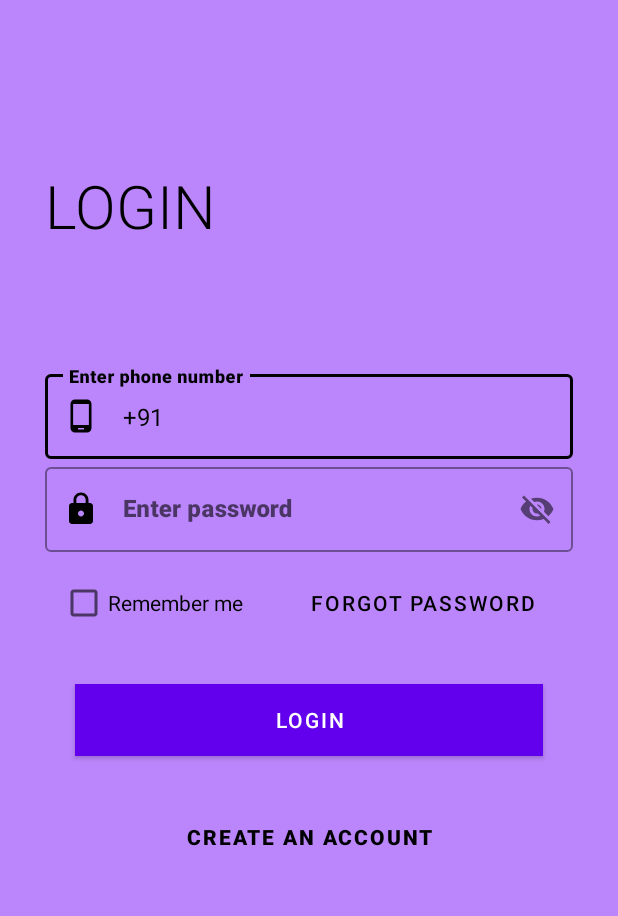
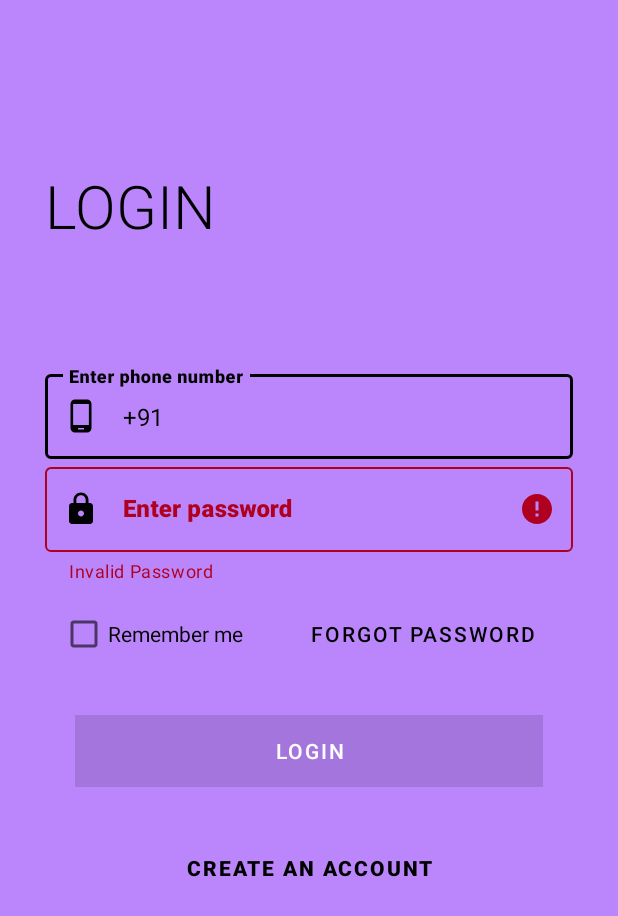
Before and after one commit to MeghaHV/Login_Screen, an Android app: the screen it shows after launch (MainActivity), after a tap on an icon or button, on a phone screen of 412 x 824 dp. Shown: the top 916 px of the screen. Run offline under Robolectric (Android 15) with nearby library versions, the phone set to English and light mode, and no system bars.

Commit message:
add listeners

```diff
--- a/app/build.gradle
+++ b/app/build.gradle
@@ -15,6 +15,7 @@ android {
 
         testInstrumentationRunner "androidx.test.runner.AndroidJUnitRunner"
     }
+
 
     buildTypes {
         release {
--- a/app/src/main/java/com/meghahv/sampleproject/MainActivity.kt
+++ b/app/src/main/java/com/meghahv/sampleproject/MainActivity.kt
@@ -3,22 +3,103 @@ package com.meghahv.sampleproject
 import android.content.Intent
 import androidx.appcompat.app.AppCompatActivity
 import android.os.Bundle
+import android.text.Editable
+import android.text.TextWatcher
+import android.util.Log
 import android.view.View
+import android.widget.Toast
+import com.google.android.material.button.MaterialButton
+import com.google.android.material.textfield.TextInputEditText
+import com.google.android.material.textfield.TextInputLayout
+import java.util.regex.Matcher
+import java.util.regex.Pattern
 
 class MainActivity : AppCompatActivity() {
+
     override fun onCreate(savedInstanceState: Bundle?) {
         super.onCreate(savedInstanceState)
         setContentView(R.layout.activity_main)
-        //test run
 
+        val login_button = findViewById<MaterialButton>(R.id.login_button)
+        val password = findViewById<TextInputEditText>(R.id.login_password)
+        val passwordLayout = findViewById<TextInputLayout>(R.id.layout_password)
+        val phoneNumber = findViewById<TextInputEditText>(R.id.login_phone_number)
+        val phoneNumberLayout = findViewById<TextInputLayout>(R.id.layout_phone_number)
+
+        phoneNumber.addTextChangedListener(object:TextWatcher{
+            override fun beforeTextChanged(p0: CharSequence?, p1: Int, p2: Int, p3: Int) {
+            }
+            override fun onTextChanged(p0: CharSequence?, p1: Int, p2: Int, p3: Int) {
+            }
+            override fun afterTextChanged(p0: Editable?) {
+
+                if(phoneValidate(phoneNumber.text.toString())) {
+                    phoneNumberLayout.error = null
+                }
+                else{
+                    phoneNumberLayout.error = "Invalid phone number"
+                }
+            }
+        })
+
+        password.addTextChangedListener(object:TextWatcher{
+            override fun beforeTextChanged(p0: CharSequence?, p1: Int, p2: Int, p3: Int) {
+            }
+            override fun onTextChanged(p0: CharSequence?, p1: Int, p2: Int, p3: Int) {
+            }
+            override fun afterTextChanged(p0: Editable?) {
+
+                if(passwordValidate(password.text.toString())) {
+                    passwordLayout.error = null
+                }
+                else{
+                    passwordLayout.error = "Invalid Password"
+                }
+            }
+        })
+
+        login_button.addTextChangedListener(object:TextWatcher {
+            override fun beforeTextChanged(p0: CharSequence?, p1: Int, p2: Int, p3: Int) {
+            }
+
+            override fun onTextChanged(p0: CharSequence?, p1: Int, p2: Int, p3: Int) {
+            }
+
+            override fun afterTextChanged(p0: Editable?) {
+                if (phoneValidate(phoneNumber.text.toString()) && passwordValidate(password.text.toString())) {
+                    login_button.isEnabled = true
+                }
+            }
+        })
+
+        login_button.setOnClickListener(object : View.OnClickListener {
+            override fun onClick(p0: View?) {
+                if(phoneValidate(phoneNumber.text.toString()) && passwordValidate(password.text.toString()) ){
+                    login_button.isEnabled = true
+                    startActivity(Intent(this@MainActivity,LoginScreen::class.java))
+                }
+                else{
+                    Toast.makeText(applicationContext,"Please don't leave any fields empty", Toast.LENGTH_LONG).show()
+                }
+            }
+        })
     }
-    fun callLoginScreen(view: View) {
-        startActivity(Intent(this@MainActivity,LoginScreen::class.java))
 
+    private fun phoneValidate(text: String?): Boolean{
+        val p : Pattern = Pattern.compile("[6-9][0-9]{9}")
+        val m : Matcher = p.matcher(text)
+        return m.matches()
     }
+    private fun passwordValidate(text: String?): Boolean{
+        return text!!.length>7
+    }
+
+//    fun callLoginScreen(view: View) {
+//        startActivity(Intent(this@MainActivity,LoginScreen::class.java))
+//
+//    }
 
     fun UserInfoPage1(view: View) {
         startActivity(Intent(this@MainActivity,UserInfoPage1::class.java))
-
     }
 }
--- a/app/src/main/res/layout/activity_main.xml
+++ b/app/src/main/res/layout/activity_main.xml
@@ -33,6 +33,7 @@
 
 
             <com.google.android.material.textfield.TextInputLayout
+                android:id="@+id/layout_phone_number"
                 android:layout_width="match_parent"
                 android:layout_height="wrap_content"
                 style="@style/Widget.MaterialComponents.TextInputLayout.OutlinedBox"
@@ -48,6 +49,7 @@
                 app:endIconTint="@color/black">
 
                 <com.google.android.material.textfield.TextInputEditText
+                    android:id="@+id/login_phone_number"
                     android:layout_width="match_parent"
                     android:layout_height="match_parent"
                     android:fontFamily="sans-serif-black"
@@ -57,6 +59,7 @@
             </com.google.android.material.textfield.TextInputLayout>
 
             <com.google.android.material.textfield.TextInputLayout
+                android:id="@+id/layout_password"
                 android:layout_width="match_parent"
                 android:layout_height="wrap_content"
                 style="@style/Widget.MaterialComponents.TextInputLayout.OutlinedBox"
@@ -71,6 +74,7 @@
 
 
                 <com.google.android.material.textfield.TextInputEditText
+                    android:id="@+id/login_password"
                     android:layout_width="match_parent"
                     android:layout_height="match_parent"
                     android:fontFamily="sans-serif-black"
@@ -114,7 +118,8 @@
                 android:text="@string/login_button"
                 android:onClick="callLoginScreen"
                 android:textColor="@color/white"
-                android:layout_margin="20dp"/>
+                android:layout_margin="20dp"
+                android:enabled="false"/>
 
             <com.google.android.material.button.MaterialButton
                 android:id="@+id/create_an_account"
--- a/app/src/main/res/values/strings.xml
+++ b/app/src/main/res/values/strings.xml
@@ -12,7 +12,7 @@
     <string name="enter_email">Enter a valid e-mail</string>
     <string name="enter_phone_number">Enter a valid phone number</string>
     <string name="create_button">Create account</string>
-    <string name="date_of_birth">Date of birth</string>
+    <string name="date_of_birth">Date of birth: </string>
     <string name="login_successful">LOGIN SUCCESSFUL!!</string>
     <string name="account_created">ACCOUNT CREATED SUCCESSFULLY!!</string>
     <string name="gender">Gender:</string>
```
Also changed, not shown: app/src/main/java/com/meghahv/sampleproject/UserInfoPage1.kt (+71 -1 lines), app/src/main/java/com/meghahv/sampleproject/UserInfoPage2.kt (+96 -0 lines), app/src/main/res/drawable/ic_baseline_calendar_today_24.xml (added, +10 -0 lines), app/src/main/res/layout/activity_user_info_page1.xml (+50 -17 lines), app/src/main/res/layout/activity_user_info_page2.xml (+9 -0 lines).
